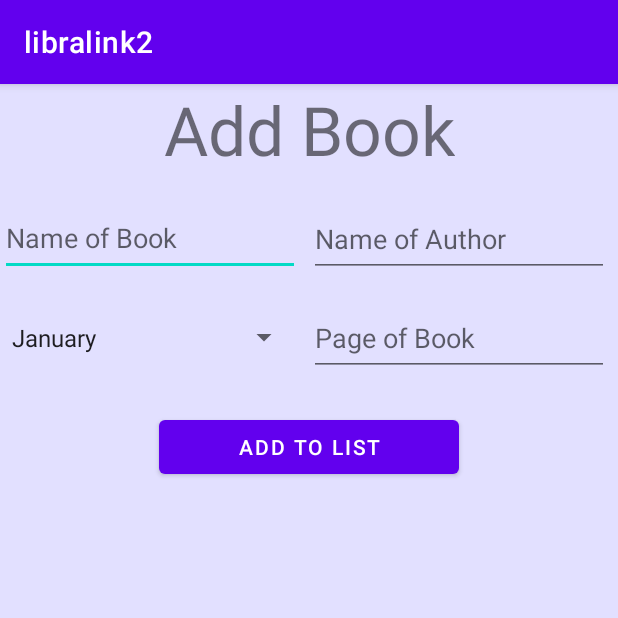
After one commit to najibhosam/LibraLink2, an Android app: the AddBookToListActivity screen opened directly, with no data from a screen before it, on a phone screen of 412 x 824 dp, the top half of it. The commit adds this screen. Run offline under Robolectric (Android 15) with nearby library versions, the phone set to English and light mode, and no system bars; our stand-ins replace Room's generated code.

Commit message:
ListenDatabase init

```diff
--- a/app/src/main/AndroidManifest.xml
+++ b/app/src/main/AndroidManifest.xml
@@ -11,6 +11,9 @@
         android:supportsRtl="true"
         android:theme="@style/Theme.LibraLink2"
         tools:targetApi="31">
+        <activity
+            android:name=".AddBookToListActivity"
+            android:exported="false" />
         <activity
             android:name=".AddListActivity"
             android:exported="false" />
--- /dev/null
+++ b/app/src/main/java/com/example/libralink2/AddBookToListActivity.kt
@@ -0,0 +1,54 @@
+package com.example.libralink2
+
+import androidx.appcompat.app.AppCompatActivity
+import android.os.Bundle
+import android.widget.Toast
+import com.example.libralink2.database.Book
+import com.example.libralink2.database.BookDataBase
+import com.example.libralink2.databinding.ActivityAddBookToListBinding
+import kotlinx.coroutines.Dispatchers
+import kotlinx.coroutines.GlobalScope
+import kotlinx.coroutines.launch
+import kotlinx.coroutines.withContext
+
+class AddBookToListActivity : AppCompatActivity() {
+    private lateinit var binding: ActivityAddBookToListBinding
+    private lateinit var bookDb : BookDataBase
+    override fun onCreate(savedInstanceState: Bundle?) {
+        super.onCreate(savedInstanceState)
+        binding= ActivityAddBookToListBinding.inflate(layoutInflater)
+        setContentView(binding.root)
+
+        bookDb= BookDataBase.getDatabase(this)
+
+        binding.btAddBook.setOnClickListener {
+            writeData()
+        }
+    }
+
+    private suspend fun displayData(book:Book){
+        withContext(Dispatchers.Main){
+        }
+    }
+
+    private fun writeData() {
+        val nameofbook = binding.etNameOfBook.text.toString()
+        val nameofauthor = binding.etNameOfAuthor.text.toString()
+        val category = binding.spCategory.toString()
+        val page = binding.etPages.text.toString()
+        if (nameofauthor.isNotEmpty() && nameofbook.isNotEmpty()){
+            val book = Book(
+                null, nameofbook,nameofauthor,null, category , page
+            )
+            GlobalScope.launch(Dispatchers.IO){
+                bookDb.booksDao().insert(book)
+            }
+            binding.etNameOfBook.text.clear()
+            binding.etNameOfAuthor.text.clear()
+            binding.etPages.text.clear()
+            Toast.makeText(this, "Successfully added", Toast.LENGTH_SHORT).show()
+        }else{
+            Toast.makeText(this, "Not Successfully", Toast.LENGTH_SHORT).show()
+        }
+    }
+}
--- a/app/src/main/java/com/example/libralink2/LoginActivity.kt
+++ b/app/src/main/java/com/example/libralink2/LoginActivity.kt
@@ -75,7 +75,8 @@ class LoginActivity : AppCompatActivity() {
         val firebaseUser = firebaseAuth.currentUser!!
 
         val ref = FirebaseDatabase.getInstance().getReference("User")
-        //ref.child(firebaseUser,uid) Frageeeeee
+        val uid = firebaseAuth.uid.toString()
+        ref.child(firebaseUser.toString())
             .addListenerForSingleValueEvent(object : ValueEventListener{
                 override fun onCancelled(error: DatabaseError) {
                     progressDialog.dismiss()
--- a/app/src/main/java/com/example/libralink2/MainActivity.kt
+++ b/app/src/main/java/com/example/libralink2/MainActivity.kt
@@ -1,5 +1,6 @@
 package com.example.libralink2
 
+import android.content.Intent
 import androidx.appcompat.app.AppCompatActivity
 import android.os.Bundle
 import android.view.Menu
@@ -49,6 +50,9 @@ class MainActivity : AppCompatActivity() {
                 replace(R.id.main_layout, addBooks)
                 commit()
             }
+            R.id.miLogin ->{
+                val intent = Intent(this,LoginActivity::class.java)
+                startActivity(intent)}
         }
         return true
     }
--- a/app/src/main/java/com/example/libralink2/RegisterActivity.kt
+++ b/app/src/main/java/com/example/libralink2/RegisterActivity.kt
@@ -85,10 +85,10 @@ class RegisterActivity : AppCompatActivity() {
 
         val timestamp = System.currentTimeMillis()
 
-        val uid = firebaseAuth.uid
+        val uid = firebaseAuth.uid.toString()
 
         val hashMap : HashMap<String , Any> = HashMap()
-        //hashMap["uid"] = uid //Frageeeeeeeeeeeeee
+        hashMap["uid"] = uid
         hashMap["email"] = email
         hashMap["name"] = name
         hashMap["userType"] = "user"
@@ -96,7 +96,7 @@ class RegisterActivity : AppCompatActivity() {
 
 
         val ref = FirebaseDatabase.getInstance().getReference("User")
-       // ref.child(uid!!) Frageeeeeeeeeeeeee
+        ref.child(uid!!)
            .setValue(hashMap)
             .addOnSuccessListener {
 
--- a/app/src/main/java/com/example/libralink2/database/BookDao.kt
+++ b/app/src/main/java/com/example/libralink2/database/BookDao.kt
@@ -1,15 +1,19 @@
 package com.example.libralink2.database
 
-import androidx.room.Dao
-import androidx.room.Insert
-import androidx.room.OnConflictStrategy
-import androidx.room.Query
+import androidx.room.*
+import kotlin.collections.List
 
 @Dao
 interface BooksDao {
     @Query( "SELECT * FROM Books_table")
-    fun readAll(): List<Books>
+    fun readAll(): List<Book>
     @Insert(onConflict = OnConflictStrategy.IGNORE)
-    suspend fun insert(book: Books)
+    suspend fun insert(Book: Book)
+    @Query("SELECT * FROM Books_table WHERE book_name LIKE :book_name")
+    suspend fun findBook (book_name : String):Book
+    @Delete
+    suspend fun delete (Book: Book)
+    @Query("DELETE FROM Books_table")
+    suspend fun deleteAll()
 
 }
--- a/app/src/main/java/com/example/libralink2/database/BookDataBase.kt
+++ b/app/src/main/java/com/example/libralink2/database/BookDataBase.kt
@@ -6,7 +6,7 @@ import androidx.room.RoomDatabase
 import android.content.Context
 
 
-@Database(entities = [Books::class], version = 1)
+@Database(entities = [Book::class], version = 1)
 abstract class BookDataBase : RoomDatabase(){
     abstract fun booksDao(): BooksDao
 
--- a/app/src/main/java/com/example/libralink2/database/Books.kt
+++ b/app/src/main/java/com/example/libralink2/database/Books.kt
@@ -5,10 +5,11 @@ import androidx.room.Entity
 import androidx.room.PrimaryKey
 
 @Entity(tableName = "Books_table")
-data class Books(
+data class Book(
     @PrimaryKey(autoGenerate = true) val id: Int?,
     @ColumnInfo(name = "book_name") val BookName: String?,
     @ColumnInfo(name = "author_name") val AuthorName: String?,
     @ColumnInfo(name = "price") val Price: Int?,
-    @ColumnInfo(name = "category") val category: String?
+    @ColumnInfo(name = "category") val category: String?,
+    @ColumnInfo(name = "Pages") val pages: String?
 )
--- /dev/null
+++ b/app/src/main/res/layout/activity_add_book_to_list.xml
@@ -0,0 +1,70 @@
+<?xml version="1.0" encoding="utf-8"?>
+<androidx.constraintlayout.widget.ConstraintLayout xmlns:android="http://schemas.android.com/apk/res/android"
+    xmlns:app="http://schemas.android.com/apk/res-auto"
+    xmlns:tools="http://schemas.android.com/tools"
+    android:layout_width="match_parent"
+    android:layout_height="match_parent"
+    android:background="@color/blue"
+    tools:context=".AddBookToListActivity">
+
+    <TextView
+        android:id="@+id/textView"
+        android:layout_width="wrap_content"
+        android:layout_height="wrap_content"
+        android:text="Add Book"
+        android:textSize="45sp"
+        app:layout_constraintEnd_toEndOf="parent"
+        app:layout_constraintHorizontal_bias="0.5"
+        app:layout_constraintStart_toStartOf="parent"
+        app:layout_constraintTop_toTopOf="parent" />
+
+    <Button
+        android:id="@+id/btAddBook"
+        android:layout_width="200dp"
+        android:layout_height="wrap_content"
+        android:layout_marginTop="24dp"
+        android:text="Add to List"
+        app:layout_constraintEnd_toEndOf="parent"
+        app:layout_constraintHorizontal_bias="0.5"
+        app:layout_constraintStart_toStartOf="parent"
+        app:layout_constraintTop_toBottomOf="@+id/spCategory" />
+
+    <Spinner
+        android:id="@+id/spCategory"
+        android:layout_width="200dp"
+        android:layout_height="50dp"
+        android:layout_marginTop="16dp"
+        android:entries="@array/category"
+        app:layout_constraintStart_toStartOf="parent"
+        app:layout_constraintTop_toBottomOf="@+id/etNameOfBook" />
+
+    <EditText
+        android:id="@+id/etNameOfBook"
+        android:layout_width="200dp"
+        android:layout_height="50dp"
+        android:layout_marginTop="78dp"
+        android:hint="Name of Book"
+        app:layout_constraintStart_toStartOf="parent"
+        app:layout_constraintTop_toTopOf="@+id/textView" />
+
+    <EditText
+        android:id="@+id/etNameOfAuthor"
+        android:layout_width="200dp"
+        android:layout_height="50dp"
+        android:layout_marginTop="18dp"
+        android:hint="Name of Author"
+        app:layout_constraintEnd_toEndOf="parent"
+        app:layout_constraintStart_toEndOf="@+id/etNameOfBook"
+        app:layout_constraintTop_toBottomOf="@+id/textView" />
+
+    <EditText
+        android:id="@+id/etPages"
+        android:layout_width="200dp"
+        android:layout_height="50dp"
+        android:layout_marginTop="16dp"
+        android:hint="Page of Book"
+        app:layout_constraintEnd_toEndOf="parent"
+        app:layout_constraintStart_toEndOf="@+id/spCategory"
+        app:layout_constraintTop_toBottomOf="@+id/etNameOfAuthor" />
+
+</androidx.constraintlayout.widget.ConstraintLayout>
--- a/app/src/main/res/layout/activity_add_list.xml
+++ b/app/src/main/res/layout/activity_add_list.xml
@@ -23,7 +23,7 @@
         app:layout_constraintTop_toTopOf="parent" />
 
     <EditText
-        android:id="@+id/emailEt"
+        android:id="@+id/etNameOfList"
         android:layout_width="match_parent"
         android:layout_height="wrap_content"
         android:layout_marginStart="32dp"
```
Also changed, not shown: app/build.gradle (+9 -5 lines), app/src/main/java/com/example/libralink2/AddListActivity.kt (+15 -1 lines), app/src/main/java/com/example/libralink2/database/ListDataBase.kt (added, +34 -0 lines), app/src/main/java/com/example/libralink2/database/Listen.kt (added, +12 -0 lines), app/src/main/java/com/example/libralink2/database/ListenDao.kt (added, +22 -0 lines), app/src/main/java/com/example/libralink2/fragment/AddBookFragment.kt (+11 -2 lines), app/src/main/res/layout/fragment_add_book.xml (+4 -4 lines), 1 other file.
